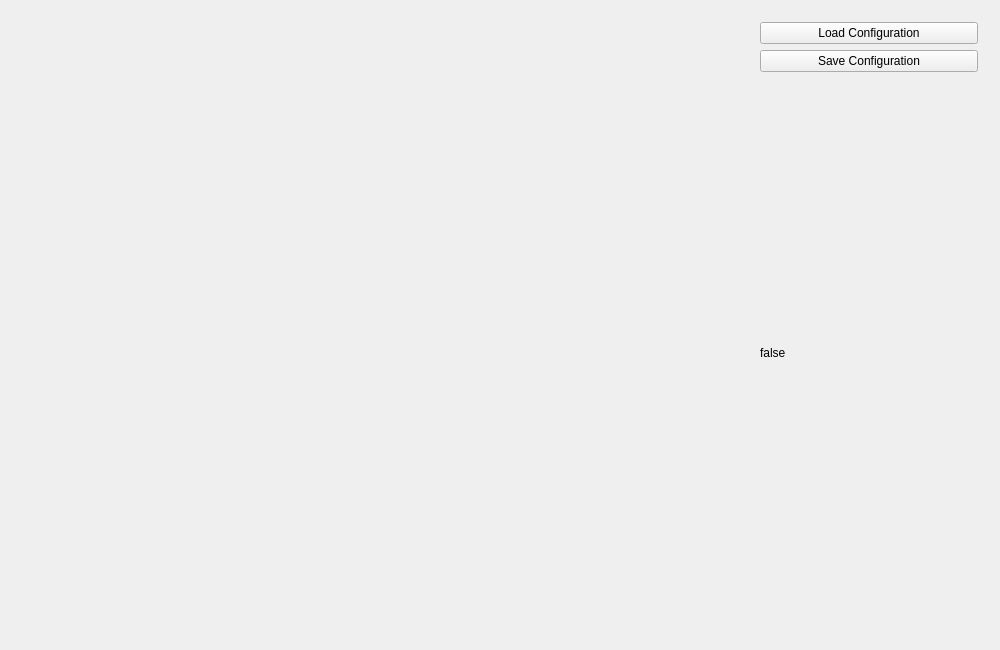
Before: the Qt Designer form src/apigui.ui in tobby88/ros-tapi-gui, drawn with Qt 5.
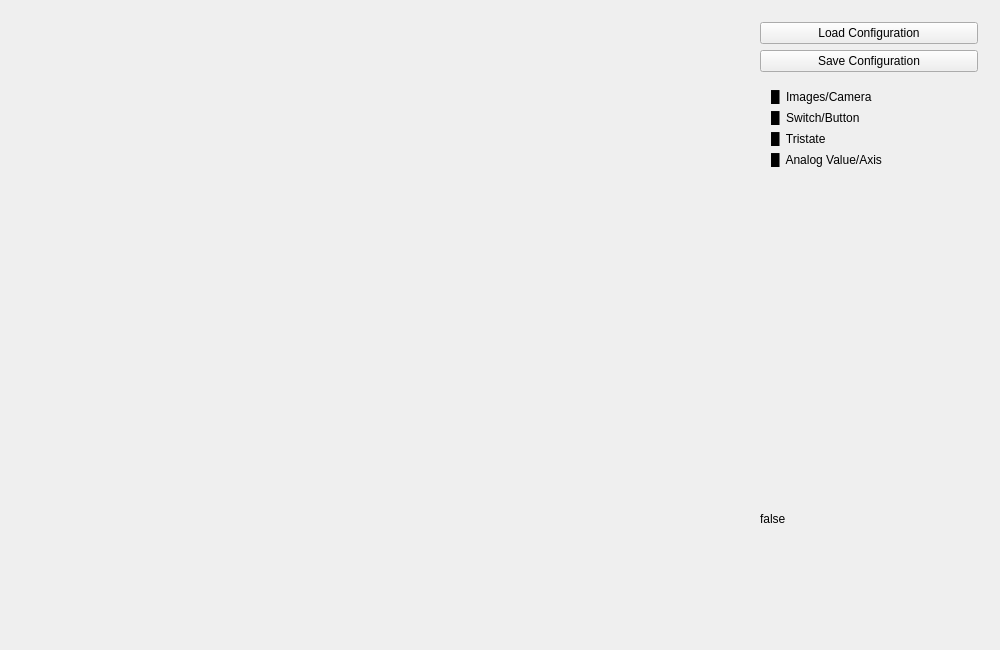
After: the same form once the commit is applied.

Commit message:
Add key/symbology
German: "Legende"

```diff
--- a/src/apigui.ui
+++ b/src/apigui.ui
@@ -58,6 +58,49 @@
         </property>
        </widget>
       </item>
+      <item>
+       <widget class="QWidget" name="widget_2" native="true">
+        <property name="maximumSize">
+         <size>
+          <width>16777215</width>
+          <height>100</height>
+         </size>
+        </property>
+        <layout class="QVBoxLayout" name="verticalLayout">
+         <item>
+          <widget class="QLabel" name="keyImages">
+           <property name="text">
+            <string>█  Images/Camera</string>
+           </property>
+          </widget>
+         </item>
+         <item>
+          <widget class="QLabel" name="keySwitch">
+           <property name="text">
+            <string>█  Switch/Button</string>
+           </property>
+          </widget>
+         </item>
+         <item>
+          <widget class="QLabel" name="keyTristate">
+           <property name="text">
+            <string>█  Tristate</string>
+           </property>
+          </widget>
+         </item>
+         <item>
+          <widget class="QLabel" name="keyAnalogValue">
+           <property name="text">
+            <string>█  Analog Value/Axis</string>
+           </property>
+          </widget>
+         </item>
+        </layout>
+       </widget>
+      </item>
+      <item>
+       <widget class="QWidget" name="widget_3" native="true"/>
+      </item>
       <item>
        <widget class="QLabel" name="TestLabel">
         <property name="text">
```
The commit also changes 1 other file.
